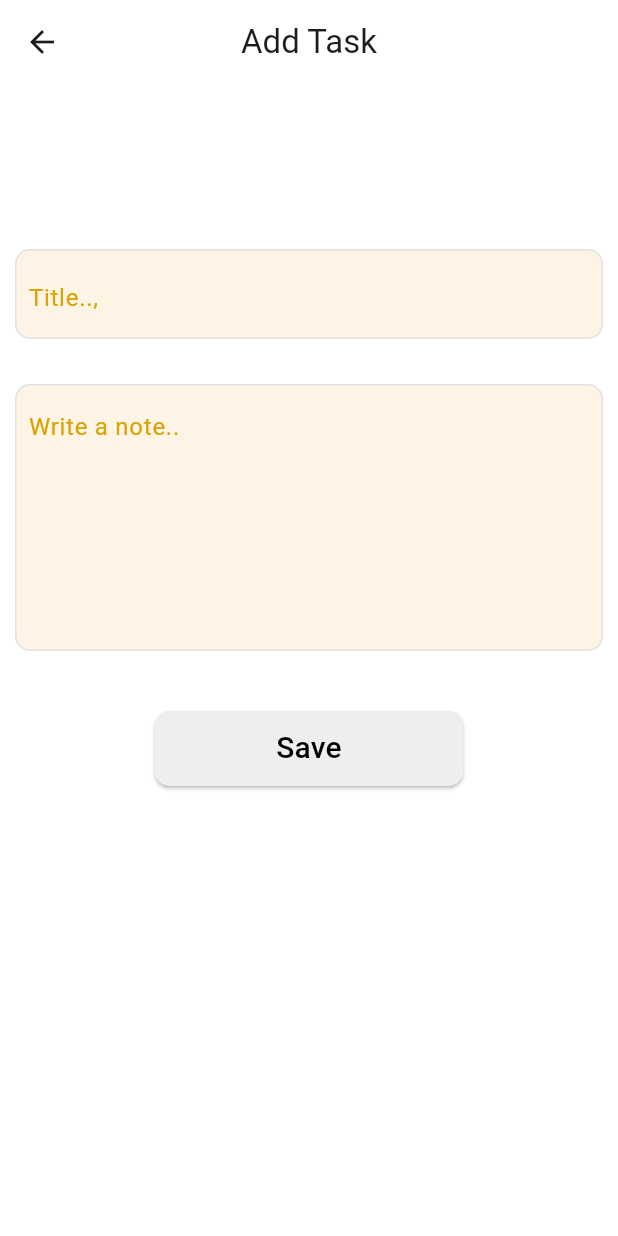
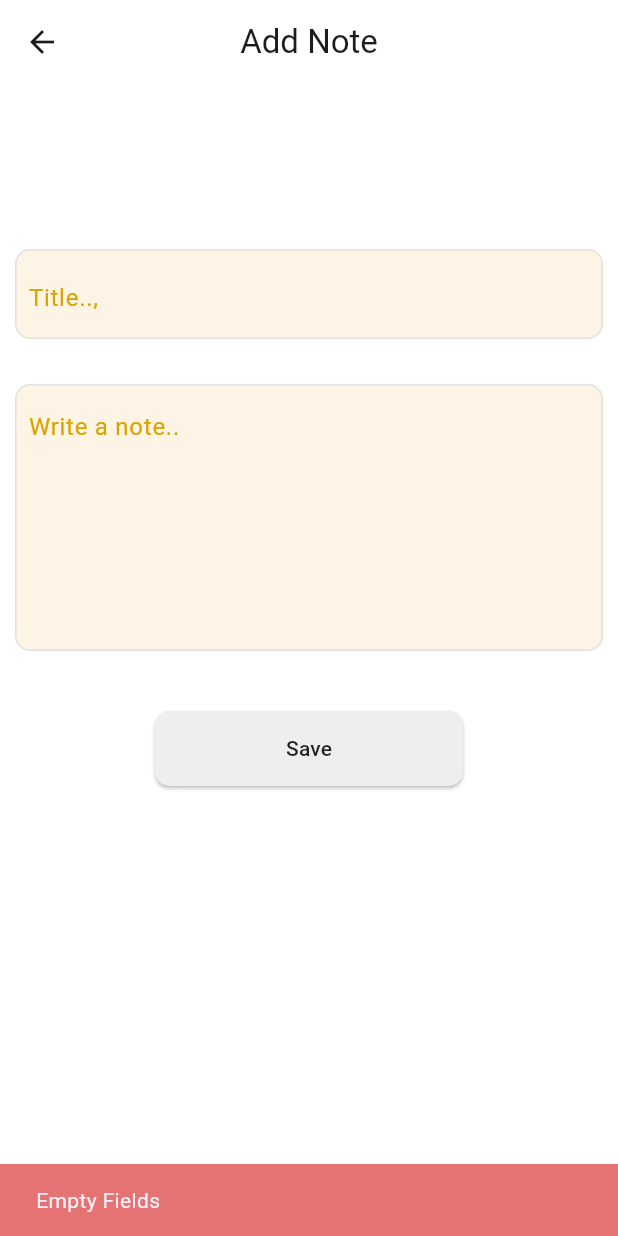
Before and after one commit to Sibin23/Note-App, a Flutter app: the ScreenTodoAdd screen opened directly, after a tap on "Save", on a phone screen of 412 x 824 dp. Run offline on Flutter 3.47's test engine with Material 3 defaults, Android fonts, the phone set to English and light mode, and no system bars; our stand-ins replace bloc, flutter_bloc, google_fonts, lottie; missing offline and left inert: dart:ffi; network calls fail.

Commit message:
bloc implmented working on api integration

```diff
--- /dev/null
+++ b/note_app/lib/core/constants/strings.dart
@@ -0,0 +1 @@
+const baseUrl = 'https://api.nstack.in/v1/todos';
--- a/note_app/lib/main.dart
+++ b/note_app/lib/main.dart
@@ -1,7 +1,9 @@
 import 'package:flutter/material.dart';
+import 'package:flutter_bloc/flutter_bloc.dart';
 import 'package:note_app/core/constants/colors.dart';
 import 'package:note_app/core/navigation/navigation_service.dart';
-import 'package:note_app/presentation/home/screen_home.dart';
+import 'package:note_app/presentation/bloc/note_bloc.dart';
+import 'package:note_app/presentation/screens/home/screen_home.dart';
 
 void main() {
   runApp(const MyApp());
@@ -12,18 +14,23 @@ class MyApp extends StatelessWidget {
 
   @override
   Widget build(BuildContext context) {
-    return MaterialApp(
+    return MultiBlocProvider(
+      providers: [
+        BlocProvider(create: (context) => NoteBloc()),
+      ],
+      child: MaterialApp(
         debugShowCheckedModeBanner: false,
         title: 'Flutter Demo',
         navigatorKey: NavigationService.instance.navigationKey,
         theme: ThemeData(
           scaffoldBackgroundColor: whitecolor,
-        appBarTheme: AppBarTheme(
+          appBarTheme: const AppBarTheme(
               backgroundColor: whitecolor, surfaceTintColor: whitecolor),
           colorScheme: ColorScheme.fromSeed(seedColor: Colors.deepPurple),
           useMaterial3: true,
         ),
         home: const ScreenHome(),
+      ),
     );
   }
 }
--- a/note_app/lib/presentation/add_screen/screen_todo_add.dart
+++ /dev/null
@@ -1,98 +0,0 @@
-import 'package:flutter/material.dart';
-import 'package:google_fonts/google_fonts.dart';
-import 'package:note_app/core/constants/colors.dart';
-import 'package:note_app/core/constants/constants.dart';
-
-class ScreenTodoAdd extends StatelessWidget {
-  const ScreenTodoAdd({super.key});
-
-  @override
-  Widget build(BuildContext context) {
-    final size = MediaQuery.of(context).size;
-    TextEditingController titleController = TextEditingController();
-    TextEditingController subjectController = TextEditingController();
-    return Scaffold(
-      appBar: AppBar(
-        surfaceTintColor: whitecolor,
-        centerTitle: true,
-        title: const Text('Add Task'),
-      ),
-      body: GestureDetector(
-        onTap: () => FocusManager.instance.primaryFocus?.unfocus(),
-        child: SafeArea(
-          child: Padding(
-            padding: const EdgeInsets.all(10.0),
-            child: ListView(
-              children: [
-                SizedBox(
-                  height: 100,
-                ),
-                Container(
-                  width: size.width,
-                  height: 60,
-                  decoration: BoxDecoration(
-                    border: Border.all(color: Colors.grey.shade300),
-                    borderRadius: BorderRadius.circular(10),
-                    color: appTheme,
-                  ),
-                  child: Padding(
-                    padding: const EdgeInsets.all(8.0),
-                    child: TextFormField(
-                      controller: titleController,
-                      decoration: InputDecoration(
-                          hintStyle: hintTextStyle,
-                          hintText: 'Title..,',
-                          border: InputBorder.none,
-                          disabledBorder: const OutlineInputBorder()),
-                    ),
-                  ),
-                ),
-                h30,
-                Container(
-                  width: size.width,
-                  decoration: BoxDecoration(
-                    border: Border.all(color: Colors.grey.shade300),
-                    borderRadius: BorderRadius.circular(10),
-                    color: appTheme,
-                  ),
-                  child: Padding(
-                    padding: const EdgeInsets.all(8.0),
-                    child: TextFormField(
-                      controller: subjectController,
-                      maxLines: 6,
-                      decoration: InputDecoration(
-                          hintStyle: hintTextStyle,
-                          hintText: 'Write a note..',
-                          border: InputBorder.none,
-                          disabledBorder: OutlineInputBorder()),
-                    ),
-                  ),
-                ),
-                h40,
-                SizedBox(
-                  width: size.width,
-                  child: Center(
-                    child: MaterialButton(
-                      elevation: 1,
-                      shape: RoundedRectangleBorder(
-                          borderRadius: BorderRadius.circular(10)),
-                      splashColor: whitecolor,
-                      minWidth: size.width * 2 / 4,
-                      height: 50,
-                      color: Colors.grey.shade200,
-                      onPressed: () {},
-                      child: Text(
-                        'Save',
-                        style: buttonText,
-                      ),
-                    ),
-                  ),
-                )
-              ],
-            ),
-          ),
-        ),
-      ),
-    );
-  }
-}
--- /dev/null
+++ b/note_app/lib/presentation/bloc/note_bloc.dart
@@ -0,0 +1,129 @@
+import 'dart:async';
+import 'dart:convert';
+import 'dart:ffi';
+
+import 'package:bloc/bloc.dart';
+import 'package:flutter/material.dart';
+import 'package:http/http.dart' as http;
+import 'package:note_app/core/constants/strings.dart';
+
+part 'note_event.dart';
+part 'note_state.dart';
+
+class NoteBloc extends Bloc<NoteEvent, NoteState> {
+  NoteBloc() : super(NoteInitial()) {
+    on<GetallNotesEvent>(_getAllNoteEvent);
+    on<NoteAddEvent>(_noteAddEvent);
+    on<NoteEditEvent>(_noteEditEvent);
+    on<NoteDeleteEvent>(_noteDeleteEvent);
+  }
+
+  FutureOr<void> _getAllNoteEvent(
+    GetallNotesEvent event,
+    Emitter<NoteState> emit,
+  ) async {
+    emit(LoadingState());
+    try {
+      final req = await http.get(
+        Uri.parse(baseUrl),
+      );
+      List noteList = await jsonDecode(req.body);
+
+      emit(ScuccessState(notes: noteList));
+    } catch (e) {
+      debugPrint(e.toString());
+      emit(ErrorState(errorMessage: e.toString()));
+    }
+  }
+
+  FutureOr<void> _noteAddEvent(
+    NoteAddEvent event,
+    Emitter<NoteState> emit,
+  ) async {
+    if (event.content.isEmpty || event.title.isEmpty) {
+      return emit(ErrorState(errorMessage: "Empty Fields"));
+    }
+    Map<String, dynamic> jsonData = {
+      // '_id': DateTime.now().microsecondsSinceEpoch,
+      'title': event.title,
+      'description': event.content,
+      'is_completed': event.isCompleted
+      //'date': DateTime.now().toString(),
+    };
+    emit(LoadingState());
+
+    try {
+      final response = await http.post(
+        Uri.parse(baseUrl),
+        body: jsonEncode(jsonData),
+        headers: {"Content-Type": "application/json"},
+      );
+      print(response.statusCode);
+      print(response.body);
+      if (response.statusCode == 201) {
+        List noteList = await jsonDecode(response.body);
+        emit(ScuccessState(notes: noteList));
+      } else {
+        emit(ErrorState(errorMessage: "Server not Responding"));
+      }
+    } catch (e) {
+      debugPrint(e.toString());
+      emit(ErrorState(errorMessage: e.toString()));
+    }
+  }
+
+  FutureOr<void> _noteEditEvent(
+    NoteEditEvent event,
+    Emitter<NoteState> emit,
+  ) async {
+    Map<String, dynamic> jsonData = {
+      'id': event.id,
+      'title': event.title,
+      'content': event.content,
+      'date': DateTime.now().toString(),
+    };
+    emit(LoadingState());
+    try {
+      final res = await http.post(
+        Uri.parse("${baseUrl}updateNote/${event.id}"),
+        body: jsonEncode(jsonData),
+        headers: {"Content-Type": "application/json"},
+      );
+      if (res.statusCode == 200) {
+        List noteList = await jsonDecode(res.body);
+        emit(ScuccessState(
+          notes: noteList,
+          add: false,
+        ));
+      } else {
+        emit(ErrorState(errorMessage: "Server not Responding"));
+      }
+    } catch (e) {
+      debugPrint(e.toString());
+      emit(ErrorState(errorMessage: e.toString()));
+    }
+  }
+
+  FutureOr<void> _noteDeleteEvent(
+      NoteDeleteEvent event, Emitter<NoteState> emit) async {
+    emit(LoadingState());
+    try {
+      final res = await http.post(
+        Uri.parse("${baseUrl}deleteNote/${event.note["id"]}"),
+        headers: {"Content-Type": "application/json"},
+      );
+      if (res.statusCode == 200) {
+        List noteList = await jsonDecode(res.body);
+        emit(ScuccessState(
+          notes: noteList,
+          add: false,
+        ));
+      } else {
+        emit(ErrorState(errorMessage: "Server not Responding"));
+      }
+    } catch (e) {
+      debugPrint(e.toString());
+      emit(ErrorState(errorMessage: e.toString()));
+    }
+  }
+}
--- /dev/null
+++ b/note_app/lib/presentation/bloc/note_event.dart
@@ -0,0 +1,38 @@
+part of 'note_bloc.dart';
+
+@immutable
+sealed class NoteEvent {}
+
+class GetallNotesEvent extends NoteEvent {}
+
+class NoteAddEvent extends NoteEvent {
+  final String title;
+  final String content;
+  final bool isCompleted;
+
+  NoteAddEvent({
+    required this.title,
+    required this.content,
+    required this.isCompleted
+  });
+}
+
+class NoteEditEvent extends NoteEvent {
+  final int id;
+  final String title;
+  final String content;
+
+  NoteEditEvent({
+    required this.title,
+    required this.content,
+    required this.id,
+  });
+}
+
+class NoteDeleteEvent extends NoteEvent {
+  final Map note;
+
+  NoteDeleteEvent({
+    required this.note,
+  });
+}
--- /dev/null
+++ b/note_app/lib/presentation/bloc/note_state.dart
@@ -0,0 +1,23 @@
+part of 'note_bloc.dart';
+
+@immutable
+sealed class NoteState {}
+
+final class NoteInitial extends NoteState {}
+
+final class LoadingState extends NoteState {}
+
+final class ScuccessState extends NoteState {
+  final List notes;
+  final bool add;
+
+  ScuccessState({required this.notes, this.add = true});
+}
+
+final class ErrorState extends NoteState {
+  final String errorMessage;
+
+  ErrorState({
+    required this.errorMessage,
+  });
+}
--- /dev/null
+++ b/note_app/lib/presentation/screens/add_screen/screen_todo_add.dart
@@ -0,0 +1,173 @@
+import 'package:flutter/material.dart';
+import 'package:flutter_bloc/flutter_bloc.dart';
+import 'package:lottie/lottie.dart';
+import 'package:note_app/core/constants/colors.dart';
+import 'package:note_app/core/constants/constants.dart';
+import 'package:note_app/presentation/bloc/note_bloc.dart';
+
+class ScreenTodoAdd extends StatefulWidget {
+  const ScreenTodoAdd({
+    super.key,
+    this.add = true,
+    this.description,
+    this.title,
+    this.id,
+  });
+  final bool add;
+  final String? title;
+  final String? description;
+  final int? id;
+
+  @override
+  State<ScreenTodoAdd> createState() => _ScreenTodoAddState();
+}
+
+class _ScreenTodoAddState extends State<ScreenTodoAdd> {
+  TextEditingController titleController = TextEditingController();
+  TextEditingController subjectController = TextEditingController();
+  @override
+  void initState() {
+    if (widget.title != null && widget.description != null) {
+      titleController.text = widget.title!;
+      subjectController.text = widget.description!;
+    }
+    super.initState();
+  }
+
+  @override
+  Widget build(BuildContext context) {
+    final size = MediaQuery.of(context).size;
+    return BlocConsumer<NoteBloc, NoteState>(listener: (context, state) {
+      if (state is ErrorState) {
+        ScaffoldMessenger.of(context).showSnackBar(
+          SnackBar(
+            backgroundColor: Colors.red.shade300,
+            duration: const Duration(seconds: 1),
+            content: Text(state.errorMessage),
+          ),
+        );
+      }
+      if (state is ScuccessState) {
+        ScaffoldMessenger.of(context).showSnackBar(
+          SnackBar(
+            backgroundColor: Colors.green.shade300,
+            duration: const Duration(seconds: 1),
+            content: state.add
+                ? const Text("Note Added")
+                : const Text("Note Edited"),
+          ),
+        );
+        state.add
+            ? Navigator.pop(context)
+            : Navigator.of(context).popUntil((route) => route.isFirst);
+      }
+    }, builder: (context, state) {
+      return Scaffold(
+        appBar: AppBar(
+          surfaceTintColor: whitecolor,
+          centerTitle: true,
+          title: Text(widget.add ? "Add Note" : "Edit Note"),
+        ),
+        body: GestureDetector(
+          onTap: () => FocusManager.instance.primaryFocus?.unfocus(),
+          child: SafeArea(
+            child: Padding(
+              padding: const EdgeInsets.all(10.0),
+              child: ListView(
+                children: [
+                  const SizedBox(
+                    height: 100,
+                  ),
+                  Container(
+                    width: size.width,
+                    height: 60,
+                    decoration: BoxDecoration(
+                      border: Border.all(color: Colors.grey.shade300),
+                      borderRadius: BorderRadius.circular(10),
+                      color: appTheme,
+                    ),
+                    child: Padding(
+                      padding: const EdgeInsets.all(8.0),
+                      child: TextFormField(
+                        controller: titleController,
+                        decoration: InputDecoration(
+                            hintStyle: hintTextStyle,
+                            hintText: 'Title..,',
+                            border: InputBorder.none,
+                            disabledBorder: const OutlineInputBorder()),
+                      ),
+                    ),
+                  ),
+                  h30,
+                  Container(
+                    width: size.width,
+                    decoration: BoxDecoration(
+                      border: Border.all(color: Colors.grey.shade300),
+                      borderRadius: BorderRadius.circular(10),
+                      color: appTheme,
+                    ),
+                    child: Padding(
+                      padding: const EdgeInsets.all(8.0),
+                      child: TextFormField(
+                        controller: subjectController,
+                        maxLines: 6,
+                        decoration: InputDecoration(
+                            hintStyle: hintTextStyle,
+                            hintText: 'Write a note..',
+                            border: InputBorder.none,
+                            disabledBorder: OutlineInputBorder()),
+                      ),
+                    ),
+                  ),
+                  h40,
+                  SizedBox(
+                    width: size.width,
+                    child: Center(
+                      child: MaterialButton(
+                        elevation: 1,
+                        shape: RoundedRectangleBorder(
+                            borderRadius: BorderRadius.circular(10)),
+                        splashColor: whitecolor,
+                        minWidth: size.width * 2 / 4,
+                        height: 50,
+                        color: Colors.grey.shade200,
+                        onPressed: () async {
+                          widget.add
+                              ? context.read<NoteBloc>().add(
+                                    NoteAddEvent(
+                                      title: titleController.text,
+                                      content: subjectController.text,
+                                      isCompleted: false,
+                                    ),
+                                  )
+                              : context.read<NoteBloc>().add(
+                                    NoteEditEvent(
+                                      title: titleController.text,
+                                      content: subjectController.text,
+                                      id: widget.id!,
+                                    ),
+                                  );
+                        },
+                        child: BlocBuilder<NoteBloc, NoteState>(
+                          builder: (context, state) {
+                            if (state is LoadingState) {
+                              return Lottie.asset(
+                                "assets/butttonloading.json",
+                                width: 40,
+                              );
+                            }
+                            return const Text("Save");
+                          },
+                        ),
+                      ),
+                    ),
+                  )
+                ],
+              ),
+            ),
+          ),
+        ),
+      );
+    });
+  }
+}
--- a/note_app/lib/presentation/home/screen_home.dart
+++ b/note_app/lib/presentation/screens/home/screen_home.dart
@@ -1,10 +1,12 @@
 import 'package:flutter/material.dart';
+import 'package:flutter_bloc/flutter_bloc.dart';
 import 'package:google_fonts/google_fonts.dart';
 import 'package:note_app/core/constants/colors.dart';
 import 'package:note_app/core/constants/constants.dart';
 import 'package:note_app/core/navigation/navigation_service.dart';
-import 'package:note_app/presentation/add_screen/screen_todo_add.dart';
-import 'package:note_app/presentation/edit_screen/screen_todo_edit.dart';
+import 'package:note_app/presentation/bloc/note_bloc.dart';
+import 'package:note_app/presentation/screens/add_screen/screen_todo_add.dart';
+import 'package:note_app/presentation/screens/edit_screen/screen_todo_edit.dart';
 
 class ScreenHome extends StatelessWidget {
   const ScreenHome({super.key});
@@ -12,6 +14,7 @@ class ScreenHome extends StatelessWidget {
   @override
   Widget build(BuildContext context) {
     final size = MediaQuery.of(context).size;
+    context.read<NoteBloc>().add(GetallNotesEvent());
     return Scaffold(
       appBar: AppBar(
         centerTitle: true,
@@ -53,8 +56,8 @@ class ScreenHome extends StatelessWidget {
                                 ),
                                 Container(
                                   decoration: BoxDecoration(
-                                    borderRadius: BorderRadius.circular(8),
-                                    color: completedBg),
+                                      borderRadius: BorderRadius.circular(8),
+                                      color: completedBg),
                                   child: Padding(
                                     padding: const EdgeInsets.all(8.0),
                                     child: Text(
```
Also changed, not shown: note_app/assets/butttonloading.json (added, +1 -0 lines), note_app/pubspec.yaml (+4 -56 lines), note_app/lib/presentation/screens/edit_screen/screen_todo_edit.dart (renamed from note_app/lib/presentation/edit_screen/screen_todo_edit.dart), note_app/pubspec.lock. Lines whose indentation alone changed are shown as unchanged.
